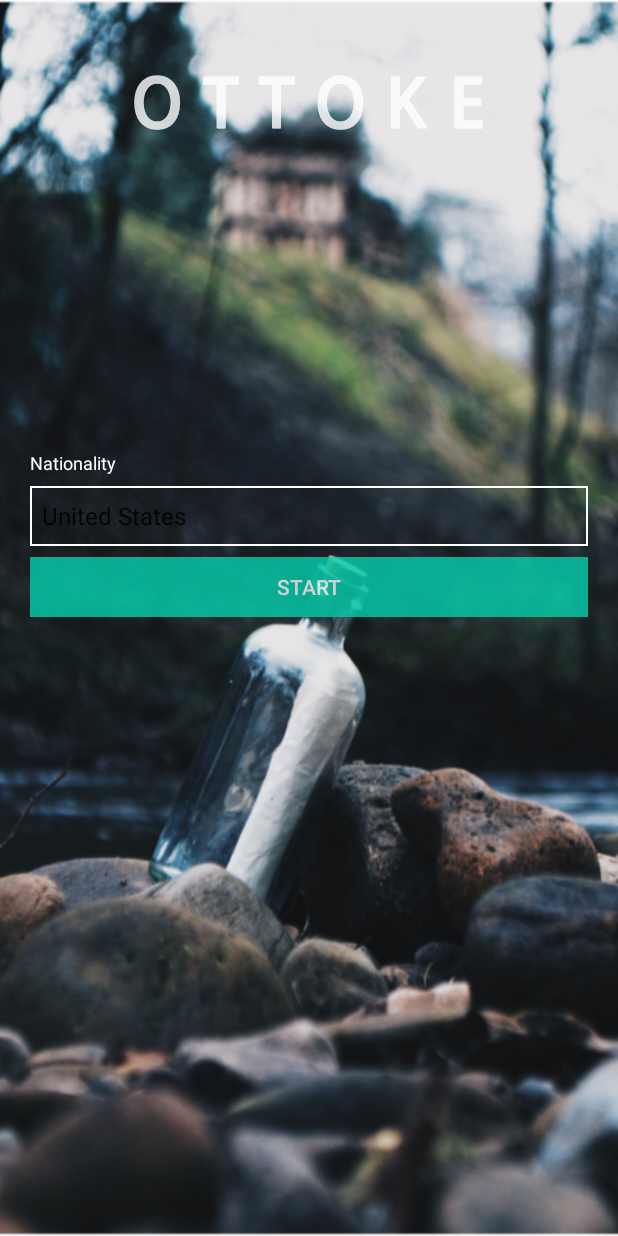
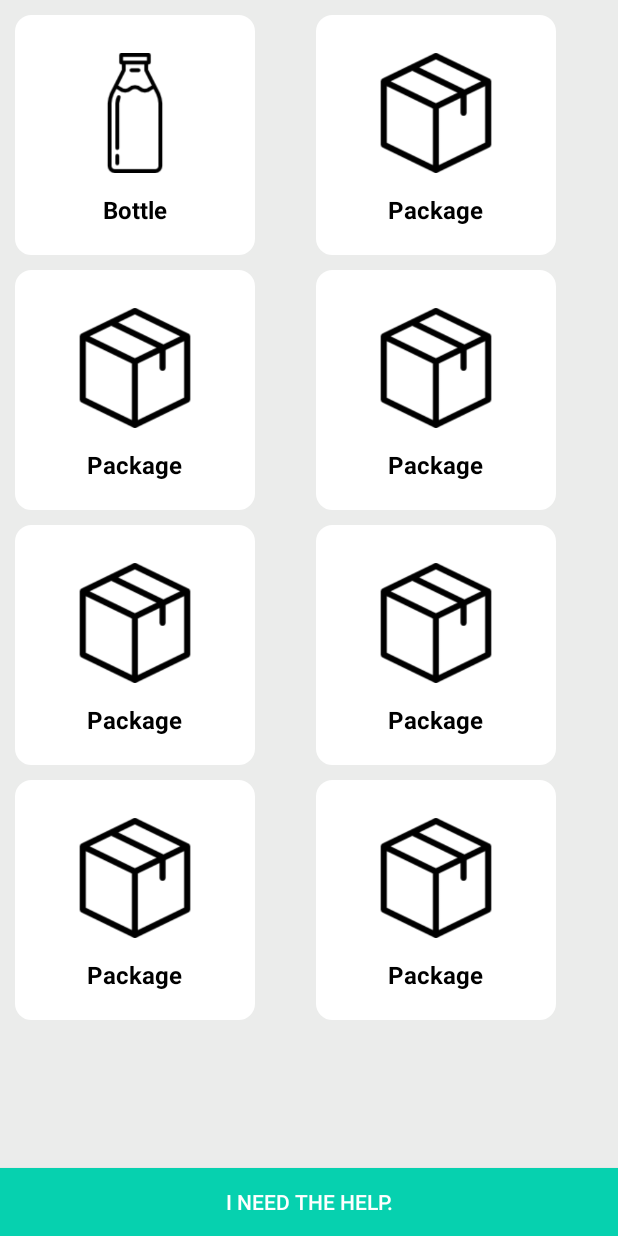
Before and after one commit to dejonnic/TellMeHow, an Android app: the screen it shows after launch (MainActivity before the commit, MainCategoryActivity after it), after a tap on "START", on a phone screen of 412 x 824 dp. Run offline under Robolectric (Android 15) with nearby library versions, the light colour scheme and no system bars; our stand-ins replace data binding.

Commit message:
added activity which we can select what to trash

```diff
--- a/app/src/main/AndroidManifest.xml
+++ b/app/src/main/AndroidManifest.xml
@@ -16,6 +16,7 @@
             </intent-filter>
         </activity>
         <activity android:name=".MainActivity" />
+        <activity android:name=".MainCategoryActivity" />
     </application>
 
 </manifest>
--- a/app/src/main/java/com/hackerton/tellmehow/MainActivity.java
+++ b/app/src/main/java/com/hackerton/tellmehow/MainActivity.java
@@ -1,21 +1,24 @@
 package com.hackerton.tellmehow;
 
 import android.app.Activity;
+import android.content.Intent;
 import android.databinding.DataBindingUtil;
 import android.os.Bundle;
-import android.widget.Toast;
 
 import com.hackerton.tellmehow.databinding.ActivityMainBinding;
 
 public class MainActivity extends Activity {
     private ActivityMainBinding binding;
+
     @Override
     protected void onCreate(Bundle savedInstanceState) {
         super.onCreate(savedInstanceState);
         binding = DataBindingUtil.setContentView(this, R.layout.activity_main);
 
         binding.startButton.setOnClickListener((v) -> {
-            Toast.makeText(this.getApplicationContext(), "Hi", Toast.LENGTH_LONG).show();
+            Intent intent = new Intent(MainActivity.this, MainCategoryActivity.class);
+            intent.setFlags(Intent.FLAG_ACTIVITY_CLEAR_TASK | Intent.FLAG_ACTIVITY_NEW_TASK);
+            startActivity(intent);
         });
     }
 }
--- /dev/null
+++ b/app/src/main/java/com/hackerton/tellmehow/MainCategoryActivity.java
@@ -0,0 +1,28 @@
+package com.hackerton.tellmehow;
+
+import android.app.Activity;
+import android.databinding.DataBindingUtil;
+import android.os.Bundle;
+import android.support.annotation.Nullable;
+import android.view.View;
+import android.widget.AdapterView;
+
+import com.hackerton.tellmehow.adapter.ProductCategoryAdapter;
+import com.hackerton.tellmehow.databinding.ActivityMainCategoryBinding;
+
+public class MainCategoryActivity extends Activity {
+    private ActivityMainCategoryBinding binding;
+
+    @Override
+    public void onCreate(@Nullable Bundle savedInstanceState) {
+        super.onCreate(savedInstanceState);
+        binding = DataBindingUtil.setContentView(this, R.layout.activity_main_category);
+        binding.categories.setAdapter(new ProductCategoryAdapter(this));
+        binding.categories.setOnItemClickListener(new AdapterView.OnItemClickListener() {
+            @Override
+            public void onItemClick(AdapterView<?> parent, View view, int position, long id) {
+
+            }
+        });
+    }
+}
--- /dev/null
+++ b/app/src/main/java/com/hackerton/tellmehow/adapter/ProductCategoryAdapter.java
@@ -0,0 +1,82 @@
+package com.hackerton.tellmehow.adapter;
+
+import android.content.Context;
+import android.view.LayoutInflater;
+import android.view.View;
+import android.view.ViewGroup;
+import android.widget.BaseAdapter;
+import android.widget.ImageView;
+import android.widget.TextView;
+
+import com.hackerton.tellmehow.R;
+
+import java.util.ArrayList;
+import java.util.List;
+
+public class ProductCategoryAdapter extends BaseAdapter {
+    private final List<Item> mItems = new ArrayList<Item>();
+    private final LayoutInflater mInflater;
+
+    public ProductCategoryAdapter(Context context) {
+        mInflater = LayoutInflater.from(context);
+
+        mItems.add(new Item(1, "Bottle", R.drawable.ic_milkbottle));
+        mItems.add(new Item(2, "Package", R.drawable.ic_package));
+        mItems.add(new Item(3, "Package", R.drawable.ic_package));
+        mItems.add(new Item(4, "Package", R.drawable.ic_package));
+        mItems.add(new Item(5, "Package", R.drawable.ic_package));
+        mItems.add(new Item(6, "Package", R.drawable.ic_package));
+        mItems.add(new Item(7, "Package", R.drawable.ic_package));
+        mItems.add(new Item(8, "Package", R.drawable.ic_package));
+    }
+
+    @Override
+    public int getCount() {
+        return mItems.size();
+    }
+
+    @Override
+    public Item getItem(int i) {
+        return mItems.get(i);
+    }
+
+    @Override
+    public long getItemId(int i) {
+        return mItems.get(i).id;
+    }
+
+    @Override
+    public View getView(int i, View view, ViewGroup viewGroup) {
+        View v = view;
+        ImageView icon;
+        TextView name;
+
+        if (v == null) {
+            v = mInflater.inflate(R.layout.item_product, viewGroup, false);
+            v.setTag(R.id.icon, v.findViewById(R.id.icon));
+            v.setTag(R.id.text, v.findViewById(R.id.text));
+        }
+
+        icon = (ImageView) v.getTag(R.id.icon);
+        name = (TextView) v.getTag(R.id.text);
+
+        Item item = getItem(i);
+
+        icon.setImageResource(item.icon);
+        name.setText(item.name);
+
+        return v;
+    }
+
+    private class Item {
+        int id;
+        String name;
+        int icon;
+
+        Item(int id, String name, int icon) {
+            this.id = id;
+            this.name = name;
+            this.icon = icon;
+        }
+    }
+}
--- /dev/null
+++ b/app/src/main/res/drawable/item_product_bg.xml
@@ -0,0 +1,30 @@
+<?xml version="1.0" encoding="utf-8"?>
+<selector xmlns:android="http://schemas.android.com/apk/res/android">
+    <item android:state_enabled="true"
+        android:state_pressed="false"
+        android:state_focused="false">
+        <shape android:shape="rectangle">
+            <corners android:radius="10dp" />
+            <stroke android:color="@android:color/white" android:width="2dp" />
+            <solid android:color="@android:color/white" />
+        </shape>
+    </item>
+    <item android:state_enabled="true"
+        android:state_pressed="true"
+        android:state_focused="false">
+        <shape android:shape="rectangle">
+            <corners android:radius="10dp" />
+            <stroke android:color="@color/colorPrimary" android:width="2dp" />
+            <solid android:color="@android:color/white" />
+        </shape>
+    </item>
+    <item android:state_enabled="true"
+        android:state_pressed="false"
+        android:state_focused="true">
+        <shape android:shape="rectangle">
+            <corners android:radius="10dp" />
+            <stroke android:color="@color/colorPrimary" android:width="2dp" />
+            <solid android:color="@android:color/white" />
+        </shape>
+    </item>
+</selector>
--- /dev/null
+++ b/app/src/main/res/layout/activity_main_category.xml
@@ -0,0 +1,27 @@
+<?xml version="1.0" encoding="utf-8"?>
+<layout xmlns:android="http://schemas.android.com/apk/res/android">
+    <RelativeLayout
+        android:layout_width="match_parent"
+        android:layout_height="match_parent"
+        android:background="@color/background">
+        <GridView
+            android:id="@+id/categories"
+            android:layout_above="@+id/help_button"
+            android:layout_width="match_parent"
+            android:layout_height="match_parent"
+            android:verticalSpacing="10dp"
+            android:horizontalSpacing="10dp"
+            android:layout_margin="10dp"
+            android:stretchMode="columnWidth"
+            android:numColumns="2" />
+        <Button
+            android:id="@+id/help_button"
+            android:layout_alignParentBottom="true"
+            android:layout_width="match_parent"
+            android:layout_height="45dp"
+            android:background="@color/colorPrimary"
+            android:text="@string/i_need_help"
+            android:textSize="14sp"
+            android:textColor="@android:color/white" />
+    </RelativeLayout>
+</layout>
--- /dev/null
+++ b/app/src/main/res/layout/item_product.xml
@@ -0,0 +1,26 @@
+<?xml version="1.0" encoding="utf-8"?>
+<layout xmlns:android="http://schemas.android.com/apk/res/android">
+    <RelativeLayout
+        android:layout_width="160dp"
+        android:layout_height="160dp"
+        android:background="@drawable/item_product_bg">
+        <ImageView
+            android:id="@+id/icon"
+            android:layout_width="80dp"
+            android:layout_height="80dp"
+            android:layout_centerHorizontal="true"
+            android:layout_marginTop="25dp"
+            android:tint="@color/textItem"
+            />
+        <TextView
+            android:id="@+id/text"
+            android:layout_below="@id/icon"
+            android:layout_width="wrap_content"
+            android:layout_height="wrap_content"
+            android:layout_marginTop="13dp"
+            android:layout_centerHorizontal="true"
+            android:textColor="@color/textItem"
+            android:textSize="16sp"
+            android:textStyle="bold" />
+    </RelativeLayout>
+</layout>
--- a/app/src/main/res/values/strings.xml
+++ b/app/src/main/res/values/strings.xml
@@ -3,6 +3,7 @@
     <string name="button_start">Start</string>
     <string name="label_nationality">Nationality</string>
     <string name="copyright">2017. 10. 27 at jeju developed by\nWhy are we showers on the 7th floor?</string>
+    <string name="i_need_help">I need the help.</string>
     <array name="country_arrays">
         <item>United States</item>
         <item>Korea</item>
```
Also changed, not shown: app/src/main/res/drawable-mdpi/ic_milkbottle.png (added), app/src/main/res/drawable-mdpi/ic_package.png (added).
